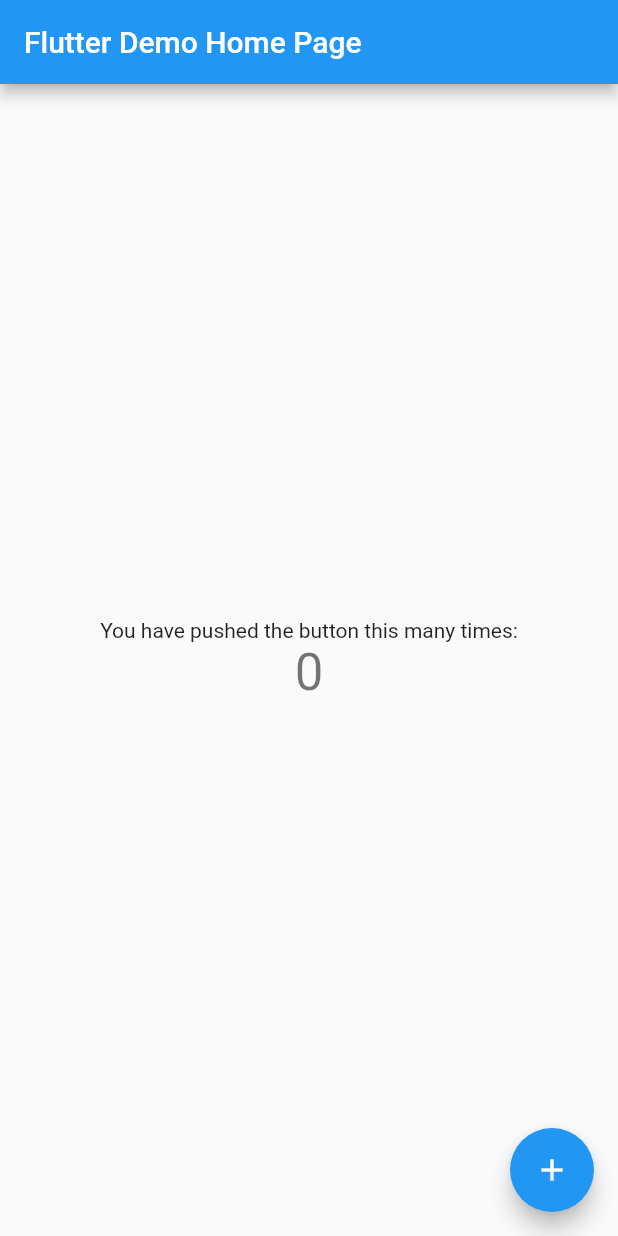
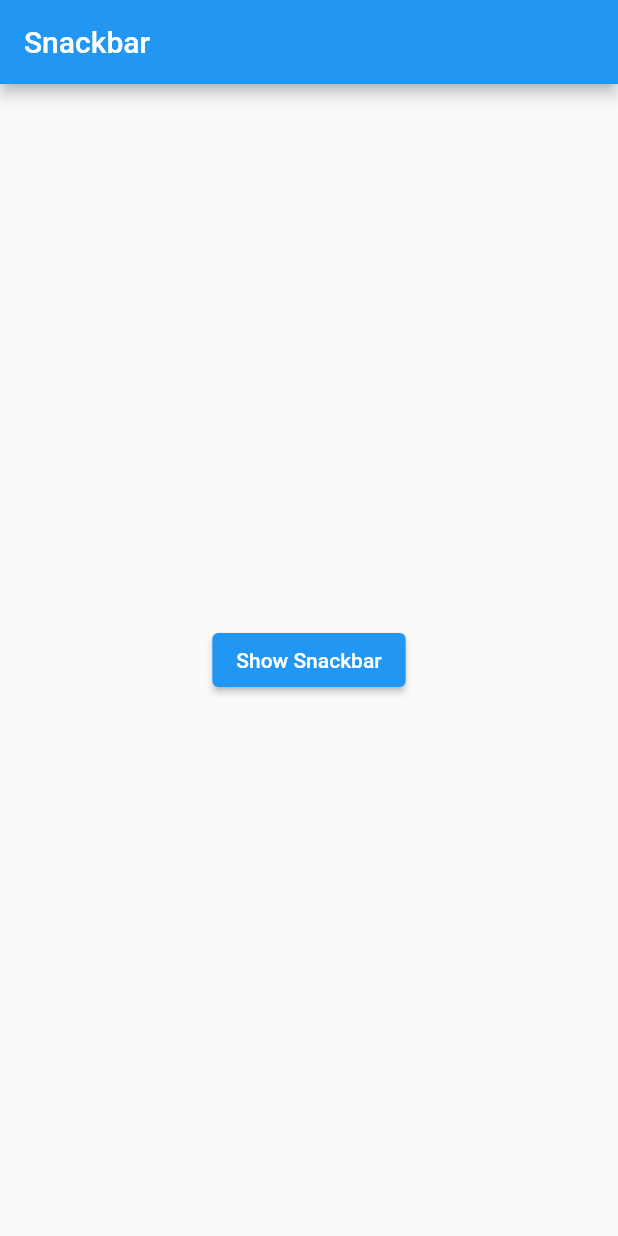
Before and after one commit to Pushpalal-Tharu/getx, a Flutter app: the screen it shows after launch, on a phone screen of 412 x 824 dp. Run offline on Flutter 3.47's test engine with Material 2 defaults, Android fonts, the phone set to English and light mode, and no system bars; our stand-ins replace get.

Commit message:
Showing Snackbar using GetX

```diff
--- a/lib/main.dart
+++ b/lib/main.dart
@@ -1,4 +1,5 @@
 import 'package:flutter/material.dart';
+import 'package:get/get.dart';
 
 void main() {
   runApp(const MyApp());
@@ -6,110 +7,93 @@ void main() {
 
 class MyApp extends StatelessWidget {
   const MyApp({super.key});
-
-  // This widget is the root of your application.
   @override
   Widget build(BuildContext context) {
-    return MaterialApp(
-      title: 'Flutter Demo',
+    return GetMaterialApp(
+      title: 'Snackbar',
       theme: ThemeData(
-        // This is the theme of your application.
-        //
-        // Try running your application with "flutter run". You'll see the
-        // application has a blue toolbar. Then, without quitting the app, try
-        // changing the primarySwatch below to Colors.green and then invoke
-        // "hot reload" (press "r" in the console where you ran "flutter run",
-        // or simply save your changes to "hot reload" in a Flutter IDE).
-        // Notice that the counter didn't reset back to zero; the application
-        // is not restarted.
         primarySwatch: Colors.blue,
       ),
-      home: const MyHomePage(title: 'Flutter Demo Home Page'),
+      home: const MyHomePage(title: 'Snackbar'),
     );
   }
 }
 
 class MyHomePage extends StatefulWidget {
   const MyHomePage({super.key, required this.title});
-
-  // This widget is the home page of your application. It is stateful, meaning
-  // that it has a State object (defined below) that contains fields that affect
-  // how it looks.
-
-  // This class is the configuration for the state. It holds the values (in this
-  // case the title) provided by the parent (in this case the App widget) and
-  // used by the build method of the State. Fields in a Widget subclass are
-  // always marked "final".
-
   final String title;
-
   @override
   State<MyHomePage> createState() => _MyHomePageState();
 }
 
 class _MyHomePageState extends State<MyHomePage> {
-  int _counter = 0;
-
-  void _incrementCounter() {
-    setState(() {
-      // This call to setState tells the Flutter framework that something has
-      // changed in this State, which causes it to rerun the build method below
-      // so that the display can reflect the updated values. If we changed
-      // _counter without calling setState(), then the build method would not be
-      // called again, and so nothing would appear to happen.
-      _counter++;
-    });
-  }
-
   @override
   Widget build(BuildContext context) {
-    // This method is rerun every time setState is called, for instance as done
-    // by the _incrementCounter method above.
-    //
-    // The Flutter framework has been optimized to make rerunning build methods
-    // fast, so that you can just rebuild anything that needs updating rather
-    // than having to individually change instances of widgets.
     return Scaffold(
       appBar: AppBar(
-        // Here we take the value from the MyHomePage object that was created by
-        // the App.build method, and use it to set our appbar title.
         title: Text(widget.title),
       ),
       body: Center(
-        // Center is a layout widget. It takes a single child and positions it
-        // in the middle of the parent.
-        child: Column(
-          // Column is also a layout widget. It takes a list of children and
-          // arranges them vertically. By default, it sizes itself to fit its
-          // children horizontally, and tries to be as tall as its parent.
-          //
-          // Invoke "debug painting" (press "p" in the console, choose the
-          // "Toggle Debug Paint" action from the Flutter Inspector in Android
-          // Studio, or the "Toggle Debug Paint" command in Visual Studio Code)
-          // to see the wireframe for each widget.
-          //
-          // Column has various properties to control how it sizes itself and
-          // how it positions its children. Here we use mainAxisAlignment to
-          // center the children vertically; the main axis here is the vertical
-          // axis because Columns are vertical (the cross axis would be
-          // horizontal).
-          mainAxisAlignment: MainAxisAlignment.center,
-          children: <Widget>[
-            const Text(
-              'You have pushed the button this many times:',
-            ),
-            Text(
-              '$_counter',
-              style: Theme.of(context).textTheme.headline4,
-            ),
-          ],
-        ),
-      ),
-      floatingActionButton: FloatingActionButton(
-        onPressed: _incrementCounter,
-        tooltip: 'Increment',
-        child: const Icon(Icons.add),
-      ), // This trailing comma makes auto-formatting nicer for build methods.
+          child: Column(
+        mainAxisAlignment: MainAxisAlignment.center,
+        crossAxisAlignment: CrossAxisAlignment.center,
+        children: [
+          ElevatedButton(
+            onPressed: () {
+              Get.snackbar(
+                "Snackbar Title", "Elevated button is pressed",
+                snackPosition: SnackPosition.BOTTOM,
+                // titleText: Text("snackbar Title"),
+                // messageText: Text("Elevated button is pressed"),
+                colorText: Colors.blue,
+                backgroundColor: Colors.white,
+                // borderRadius: 30,
+                margin: EdgeInsets.all(10),
+                // maxWidth: 100,
+                // animationDuration: Duration(milliseconds: 3000),
+                backgroundGradient: LinearGradient(
+                  colors: [
+                    Colors.red,
+                    Colors.purple,
+                  ],
+                ),
+                // borderColor: Colors.deepOrange,
+                // borderWidth: 4,
+                // boxShadows: [
+                //   BoxShadow(
+                //     color: Colors.yellow,
+                //     offset: Offset(30, 50),
+                //     spreadRadius: 20,
+                //     blurRadius: 8,
+                //   ),
+                // ],
+                isDismissible: true,
+                dismissDirection: DismissDirection.horizontal,
+                // forwardAnimationCurve: Curves.bounceInOut,
+                // duration: Duration(milliseconds: 8000),
+                icon: Icon(
+                  Icons.send,
+                  color: Colors.white,
+                ),
+                shouldIconPulse: false,
+                // leftBarIndicatorColor: Colors.white,
+                mainButton: TextButton(
+                  onPressed: () {},
+                  child: Text("Retry"),
+                ),
+                onTap: (snack) {
+                  print("Snackbar Clicked");
+                },
+                overlayBlur: 5,
+                overlayColor: Colors.grey,
+                padding: EdgeInsets.all(20),
+                showProgressIndicator: true,
+              );
+            },
+            child: Text("Show Snackbar"),
+          ),
+        ],
+      )),
     );
   }
 }
```
